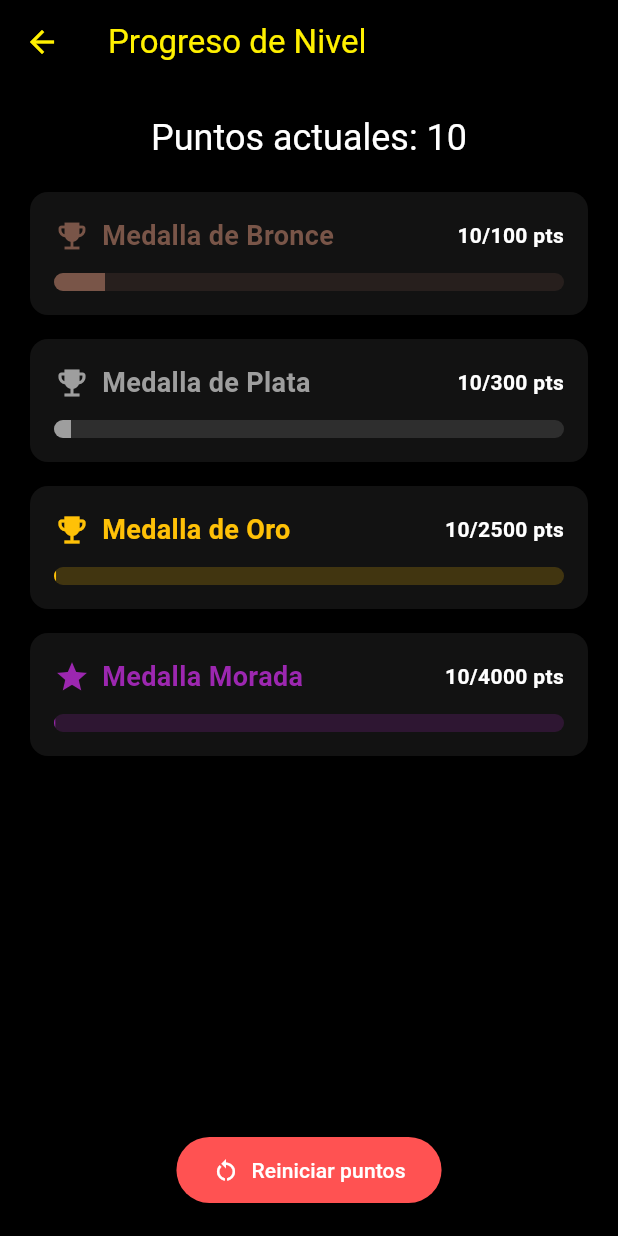
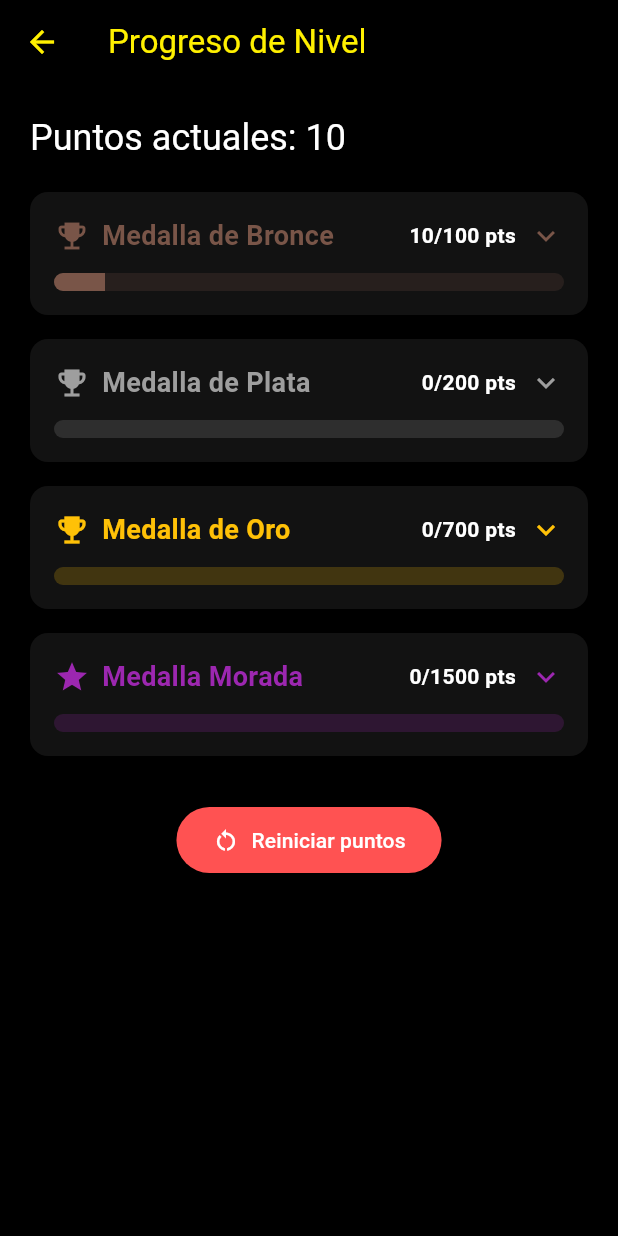
Before and after one commit to migueldeoleiros/vuelingconnect, a Flutter app: the screen it shows after launch, after a tap on the "inventory" icon, on a phone screen of 412 x 824 dp. Run offline on Flutter 3.47's test engine with Material 3 defaults, Android fonts, the phone set to English and light mode, and no system bars; our stand-ins replace audioplayers, flutter_blue_plus, permission_handler, shared_preferences; missing offline and left inert: bluetooth_low_energy.

Commit message:
arreglando el rebase

```diff
--- a/client/lib/main.dart
+++ b/client/lib/main.dart
@@ -956,6 +956,7 @@ class _MyHomePageState extends State<MyHomePage> {
     );
   }
 
+
   void _navigateToBluetoothView() {
     Navigator.push(
       context,
@@ -1034,4 +1035,6 @@ class _FloatingPlusState extends State<_FloatingPlus>
       ),
     );
   }
+
+
 }
--- a/client/lib/views/points_view.dart
+++ b/client/lib/views/points_view.dart
@@ -1,5 +1,4 @@
 import 'dart:async';
-
 import 'package:flutter/material.dart';
 import 'package:shared_preferences/shared_preferences.dart';
 
@@ -14,11 +13,17 @@ class _PointsViewState extends State<PointsView> {
   int _points = 0;
   late Timer _refreshTimer;
 
+  final Map<String, bool> _expandedStates = {
+    'Bronce': false,
+    'Plata': false,
+    'Oro': false,
+    'Morada': false,
+  };
+
   @override
   void initState() {
     super.initState();
     _loadPoints();
-
     _refreshTimer = Timer.periodic(const Duration(seconds: 1), (_) {
       _loadPoints();
     });
@@ -37,11 +42,26 @@ class _PointsViewState extends State<PointsView> {
     });
   }
 
-  Widget _buildProgress(String label, int min, int max, Color color, IconData icon) {
+  Widget _buildExpandableProgressCard({
+    required String id,
+    required String label,
+    required int min,
+    required int max,
+    required Color color,
+    required IconData icon,
+    required List<String> achievements,
+  }) {
     final clampedPoints = _points.clamp(min, max);
     final progress = (clampedPoints - min) / (max - min);
+    final isExpanded = _expandedStates[id] ?? false;
 
-  return Card(
+    return GestureDetector(
+      onTap: () {
+        setState(() {
+          _expandedStates[id] = !isExpanded;
+        });
+      },
+      child: Card(
         elevation: 4,
         margin: const EdgeInsets.only(bottom: 16),
         shape: RoundedRectangleBorder(borderRadius: BorderRadius.circular(12)),
@@ -70,6 +90,11 @@ class _PointsViewState extends State<PointsView> {
                       fontSize: 14,
                     ),
                   ),
+                  const SizedBox(width: 8),
+                  Icon(
+                    isExpanded ? Icons.expand_less : Icons.expand_more,
+                    color: color,
+                  ),
                 ],
               ),
               const SizedBox(height: 12),
@@ -82,7 +107,26 @@ class _PointsViewState extends State<PointsView> {
                   backgroundColor: color.withOpacity(0.2),
                 ),
               ),
+              if (isExpanded) ...[
+                const SizedBox(height: 16),
+                ...achievements.map((achievement) => Padding(
+                      padding: const EdgeInsets.only(bottom: 8),
+                      child: Row(
+                        children: [
+                          const Icon(Icons.check_circle_outline, size: 18),
+                          const SizedBox(width: 8),
+                          Expanded(
+                            child: Text(
+                              achievement,
+                              style: const TextStyle(fontSize: 14),
+                            ),
+                          ),
                         ],
+                      ),
+                    )),
+              ]
+            ],
+          ),
         ),
       ),
     );
@@ -92,27 +136,76 @@ class _PointsViewState extends State<PointsView> {
   Widget build(BuildContext context) {
     return Scaffold(
       appBar: AppBar(title: const Text('Progreso de Nivel')),
-    body: Padding(
+      body: SingleChildScrollView(
         padding: const EdgeInsets.all(20),
         child: Column(
+          crossAxisAlignment: CrossAxisAlignment.start,
           children: [
             Text(
               'Puntos actuales: $_points',
               style: Theme.of(context).textTheme.headlineSmall,
             ),
             const SizedBox(height: 20),
-          _buildProgress('Medalla de Bronce', 0, 100, Colors.brown, Icons.emoji_events),
-          _buildProgress('Medalla de Plata', 0, 300, Colors.grey, Icons.emoji_events),
-          _buildProgress('Medalla de Oro', 0, 2500, Colors.amber, Icons.emoji_events),
-          _buildProgress('Medalla Morada', 0, 4000, Colors.purple, Icons.star),
-          const Spacer(),
-          ElevatedButton.icon(
+
+            _buildExpandableProgressCard(
+              id: 'Bronce',
+              label: 'Medalla de Bronce',
+              min: 0,
+              max: 100,
+              color: Colors.brown,
+              icon: Icons.emoji_events,
+              achievements: [
+                'Has ganado tus primeros puntos',
+                'Primer escaneo BLE completado',
+                'Participaste en una misión',
+              ],
+            ),
+            _buildExpandableProgressCard(
+              id: 'Plata',
+              label: 'Medalla de Plata',
+              min: 100,
+              max: 300,
+              color: Colors.grey,
+              icon: Icons.emoji_events,
+              achievements: [
+                '10 escaneos completados',
+                'Alcanzaste los 200 pts',
+              ],
+            ),
+            _buildExpandableProgressCard(
+              id: 'Oro',
+              label: 'Medalla de Oro',
+              min: 300,
+              max: 1000,
+              color: Colors.amber,
+              icon: Icons.emoji_events,
+              achievements: [
+                'Máquina de escanear',
+                '500 pts alcanzados',
+                'Modo experto desbloqueado',
+              ],
+            ),
+            _buildExpandableProgressCard(
+              id: 'Morada',
+              label: 'Medalla Morada',
+              min: 1000,
+              max: 2500,
+              color: Colors.purple,
+              icon: Icons.star,
+              achievements: [
+                'Gran Maestro BLE',
+                'Leyenda del escaneo',
+                'Todos los niveles completados',
+              ],
+            ),
+
+            const SizedBox(height: 16),
+            Center(
+              child: ElevatedButton.icon(
                 onPressed: () async {
                   final prefs = await SharedPreferences.getInstance();
                   await prefs.setInt('points', 0);
-              setState(() {
-                _points = 0;
-              });
+                  setState(() => _points = 0);
                 },
                 icon: const Icon(Icons.restart_alt),
                 label: const Text('Reiniciar puntos'),
@@ -122,6 +215,8 @@ Widget build(BuildContext context) {
                   padding: const EdgeInsets.symmetric(horizontal: 24, vertical: 12),
                 ),
               ),
+            ),
+            const SizedBox(height: 24),
           ],
         ),
       ),
```
Lines whose indentation alone changed are shown as unchanged.
